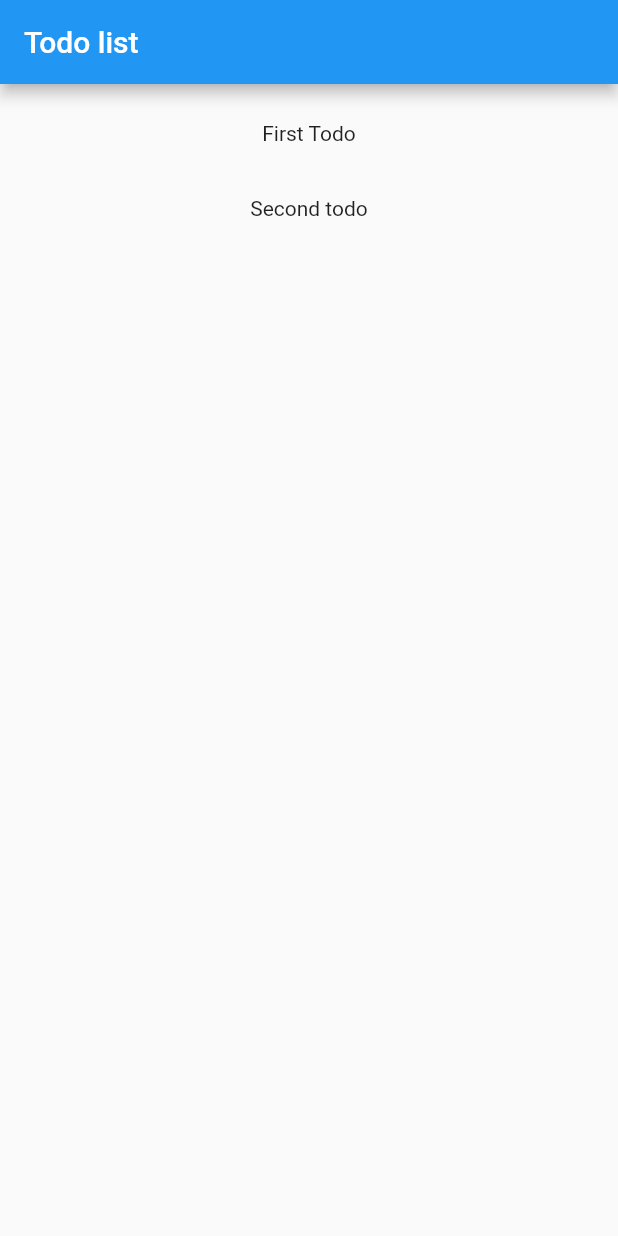
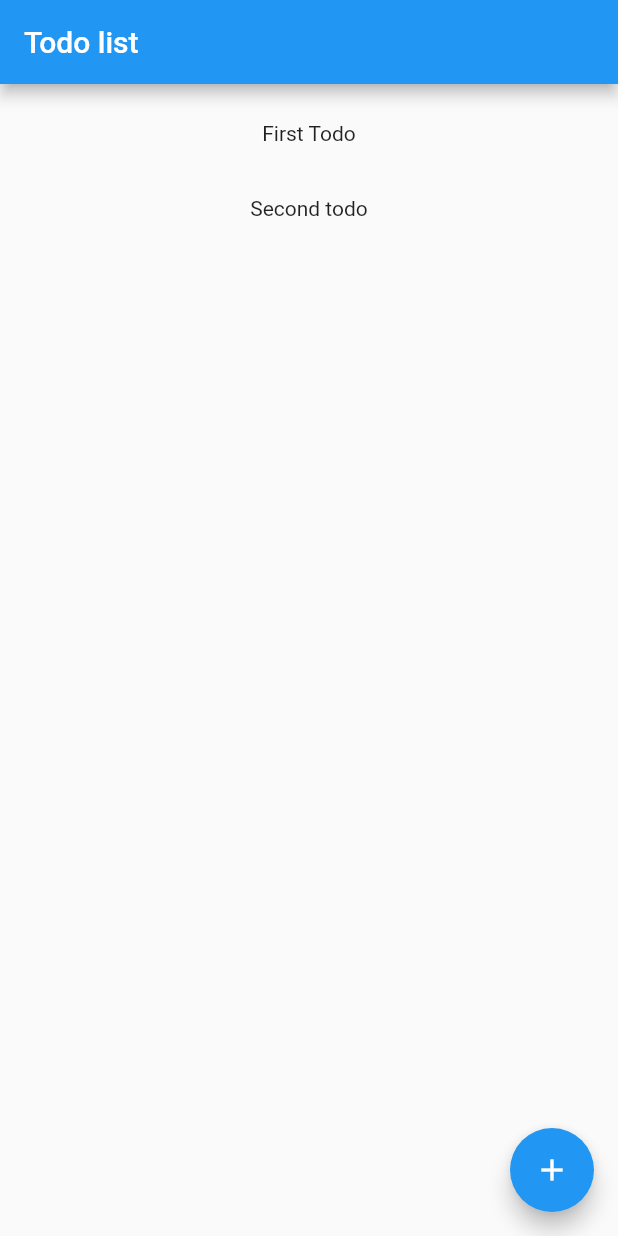
Before and after one commit to mrwdlr-zz/todo-flutter, a Flutter app: the screen it shows after launch, on a phone screen of 412 x 824 dp. Run offline on Flutter 3.47's test engine with Material 2 defaults, Android fonts, the phone set to English and light mode, and no system bars.

Commit message:
Add a create todo screen

```diff
--- a/todo_app/lib/main.dart
+++ b/todo_app/lib/main.dart
@@ -1,5 +1,6 @@
 import 'package:flutter/material.dart';
 import 'package:provider/provider.dart';
+import 'package:todo_app/screens/todo_form.dart';
 import 'package:todo_app/screens/todo_screen.dart';
 import 'package:todo_app/state/todo_model.dart';
 
@@ -20,6 +21,7 @@ class TodoListApp extends StatelessWidget {
       initialRoute: '/',
       routes: {
         '/': (context) => TodoScreen(),
+        '/entry': (context) => TodoForm(),
       },
     );
   }
--- a/todo_app/lib/screens/todo_screen.dart
+++ b/todo_app/lib/screens/todo_screen.dart
@@ -10,6 +10,10 @@ class TodoScreen extends StatelessWidget {
         title: Text("Todo list"),
       ),
       body: TodoList(),
+      floatingActionButton: FloatingActionButton(
+        child: Icon(Icons.add),
+        onPressed: () => {Navigator.pushNamed(context, "/entry")},
+      ),
     );
   }
 }
@@ -18,8 +22,7 @@ class TodoList extends StatelessWidget {
   @override
   Widget build(BuildContext context) {
     return Consumer<TodoModel>(
-        builder: (context, todoList, child) =>
-            ListView.builder(
+        builder: (context, todoList, child) => ListView.builder(
             padding: const EdgeInsets.all(8),
             itemCount: todoList.todos.length,
             itemBuilder: (BuildContext context, int index) {
```
Also changed, not shown: todo_app/lib/screens/todo_form.dart (added, +16 -0 lines). Lines whose indentation alone changed are shown as unchanged.
